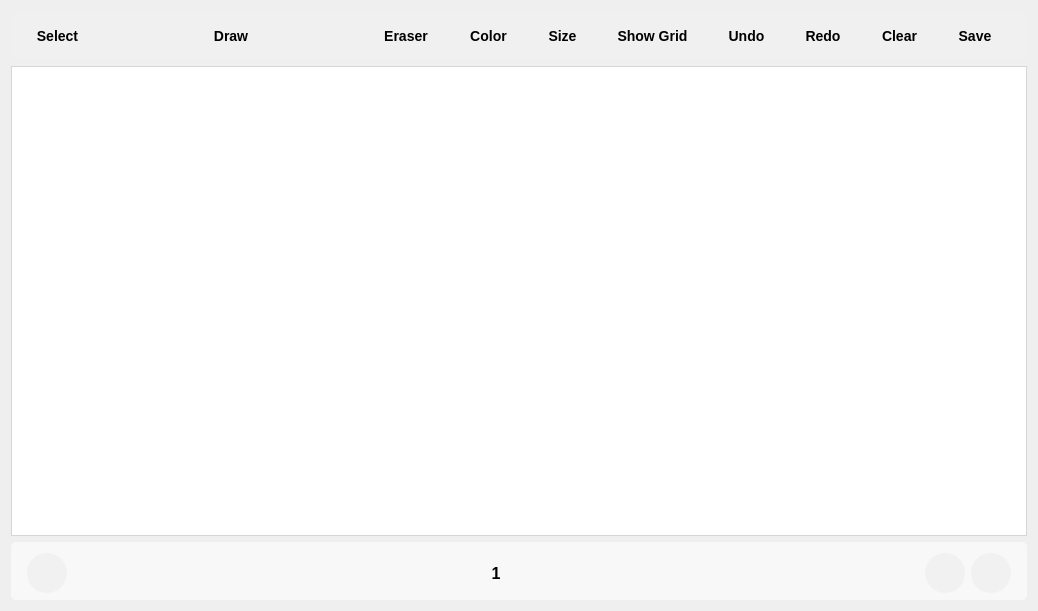
This is mainwindow.ui in NataliaShishuk/SimpleWhiteBoard as Qt 5 draws it before an edit. The edited form follows.
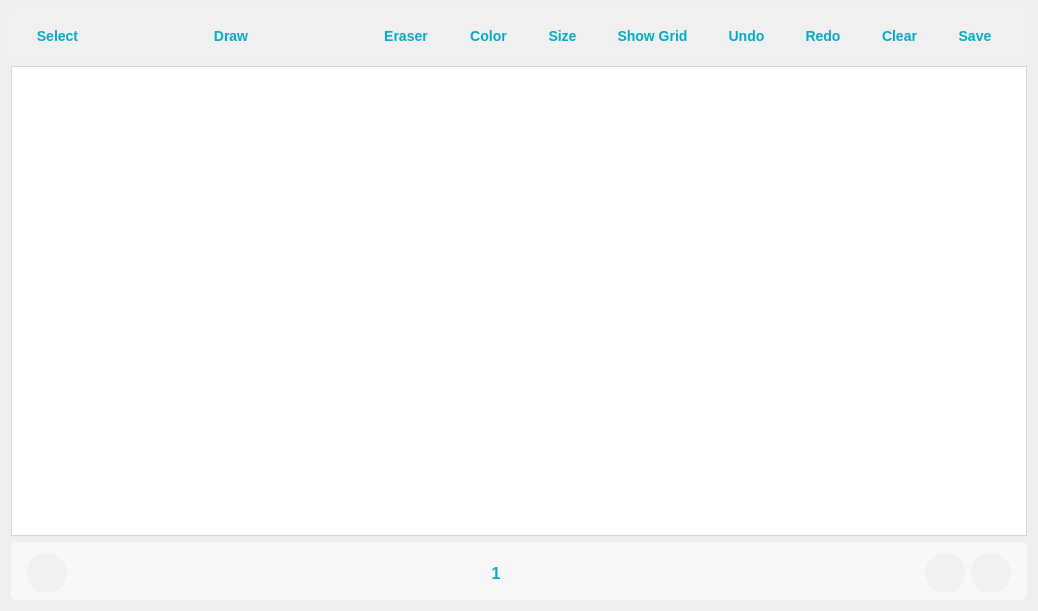
This is the edited form. Icons and pictures are not drawn.

Patch:
```diff
--- a/mainwindow.ui
+++ b/mainwindow.ui
@@ -29,6 +29,9 @@
    <string notr="true">font-family: 'Lato', sans-serif;</string>
   </property>
   <widget class="QWidget" name="centralWidget">
+   <property name="styleSheet">
+    <string notr="true"/>
+   </property>
    <layout class="QVBoxLayout" name="verticalLayout">
     <item>
      <widget class="QGroupBox" name="headerGroupBox">
@@ -52,7 +55,8 @@
 font-size:14px;
 border:none;
 qproperty-iconSize: 24px;
- }
+color: #00acc8;
+}
 
 QPushButton:hover, QToolButton:hover {
 border-radius: 5px;
@@ -475,6 +479,7 @@
 height:40px;
 border-radius: 20px;
 background-color: #f1f1f1;
+color: #00acc8;
 }
 
 QPushButton:hover, QToolButton:hover {
@@ -676,7 +681,8 @@
           <enum>Qt::LeftToRight</enum>
          </property>
          <property name="styleSheet">
-          <string notr="true">padding: 0 10px;</string>
+          <string notr="true">padding: 0 5px;
+color: #00acc8;</string>
          </property>
          <property name="text">
           <string>1</string>
```
Left out of the diff: 112 changed lines with no effect on the pictures.
